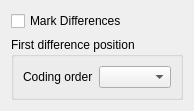
This is ui/videoHandlerDifference.ui in IENT/YUView as Qt 5 draws it before an edit. The edited form follows.
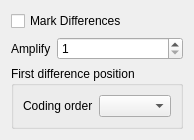
This is the edited form.

Commit message: Added amplification for differences.

The edit to the form file:
```diff
--- a/ui/videoHandlerDifference.ui
+++ b/ui/videoHandlerDifference.ui
@@ -7,7 +7,7 @@
     <x>0</x>
     <y>0</y>
     <width>175</width>
-    <height>100</height>
+    <height>128</height>
    </rect>
   </property>
   <property name="windowTitle">
@@ -24,6 +24,27 @@
      </property>
     </widget>
    </item>
+   <item>
+    <layout class="QHBoxLayout" name="horizontalLayout" stretch="0,1">
+     <item>
+      <widget class="QLabel" name="label_2">
+       <property name="text">
+        <string>Amplify</string>
+       </property>
+      </widget>
+     </item>
+     <item>
+      <widget class="QSpinBox" name="amplificationFactorSpinBox">
+       <property name="minimum">
+        <number>1</number>
+       </property>
+       <property name="maximum">
+        <number>1000</number>
+       </property>
+      </widget>
+     </item>
+    </layout>
+   </item>
    <item>
     <widget class="QGroupBox" name="groupBox_2">
      <property name="title">
```
The commit also changes 6 other files.
